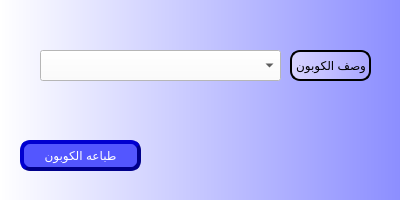
Before: the Qt Designer form presentation/coupon_ui/printCoupon.ui in shymaa123456/HyperPOS2020, drawn with Qt 5.
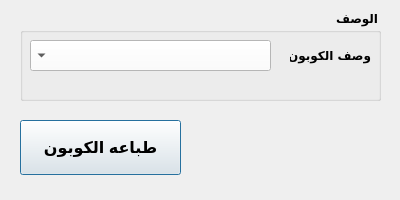
After: the same form once the commit is applied.

```diff
--- a/presentation/coupon_ui/printCoupon.ui
+++ b/presentation/coupon_ui/printCoupon.ui
@@ -25,51 +25,63 @@
   <property name="windowTitle">
    <string>طباعه الكوبون</string>
   </property>
+  <property name="layoutDirection">
+   <enum>Qt::LeftToRight</enum>
+  </property>
   <property name="styleSheet">
-   <string notr="true">background-color: qlineargradient(spread:pad, x1:0, y1:0, x2:1, y2:0, stop:0 #ffffff, stop:1 #8c8eff);</string>
+   <string notr="true"/>
   </property>
   <widget class="QPushButton" name="BTN_PrintCoupon">
    <property name="geometry">
     <rect>
      <x>20</x>
-     <y>140</y>
-     <width>121</width>
-     <height>31</height>
+     <y>120</y>
+     <width>161</width>
+     <height>55</height>
     </rect>
    </property>
+   <property name="font">
+    <font>
+     <pointsize>12</pointsize>
+     <weight>75</weight>
+     <bold>true</bold>
+    </font>
+   </property>
    <property name="styleSheet">
-    <string notr="true">QPushButton{
-                                        background-color: #5356ff;
-                                        border-style: outset;
-                                        border-width: 4px;
-                                        border-radius: 10px;
-                                        border-color: darkblue;
-                    color:white;
-	font: 75 14pt &quot;MS Shell Dlg 2&quot;;
-	                                    }
-                                        QPushButton:hover {
-                                        background: qradialgradient(
-                                        cx: 0.3, cy: -0.4, fx: 0.3, fy: -0.4,
-                                        radius: 1.35, stop: 0 #3a0dab, stop: 1 #a5a5ff
-                                        );
-                                        }
-                                        QPushButton:pressed {
-                                        border-style: inset;
-                                        background: qradialgradient(
-                                        cx: 0.4, cy: -0.1, fx: 0.4, fy: -0.1,
-                                        radius: 1.35, stop: 0 #a5a5ff, stop: 1 #3a0dab
-                                        );
-                                        }</string>
+    <string notr="true"/>
    </property>
    <property name="text">
     <string>طباعه الكوبون</string>
    </property>
   </widget>
+  <widget class="QGroupBox" name="groupBox">
+   <property name="geometry">
+    <rect>
+     <x>20</x>
+     <y>10</y>
+     <width>361</width>
+     <height>91</height>
+    </rect>
+   </property>
+   <property name="font">
+    <font>
+     <family>29LT Bukra Regular</family>
+     <pointsize>9</pointsize>
+     <weight>75</weight>
+     <bold>true</bold>
+    </font>
+   </property>
+   <property name="layoutDirection">
+    <enum>Qt::RightToLeft</enum>
+   </property>
+   <property name="title">
+    <string>الوصف</string>
+   </property>
   <widget class="QComboBox" name="CMB_CouponDes">
    <property name="geometry">
     <rect>
-     <x>40</x>
-     <y>50</y>
+      <x>10</x>
+      <y>30</y>
      <width>241</width>
      <height>31</height>
     </rect>
@@ -81,23 +93,26 @@
   <widget class="QLabel" name="label_3">
    <property name="geometry">
     <rect>
-     <x>290</x>
-     <y>50</y>
+      <x>270</x>
+      <y>30</y>
      <width>81</width>
      <height>31</height>
     </rect>
    </property>
+    <property name="font">
+     <font>
+      <pointsize>9</pointsize>
+      <weight>75</weight>
+      <bold>true</bold>
+     </font>
+    </property>
    <property name="styleSheet">
-    <string notr="true">color:Black;
-background-color: qlineargradient(spread:pad, x1:0, y1:0, x2:1, y2:0, stop:0 #d8d5ff, stop:1 #a9a6ff);
-border-style: outset;
-border-width: 2px;
-border-radius: 10px;
-border-color:black;</string>
+     <string notr="true"/>
    </property>
    <property name="text">
     <string>وصف الكوبون</string>
    </property>
+   </widget>
   </widget>
  </widget>
  <resources/>
```
Lines whose indentation alone changed are shown as unchanged.
